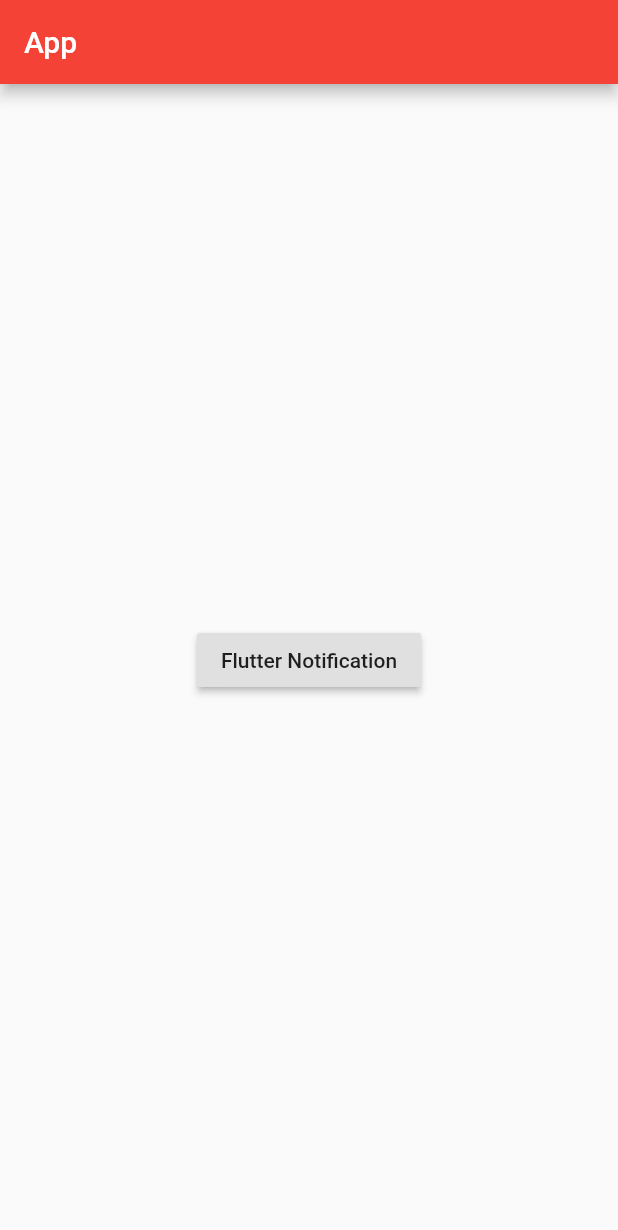
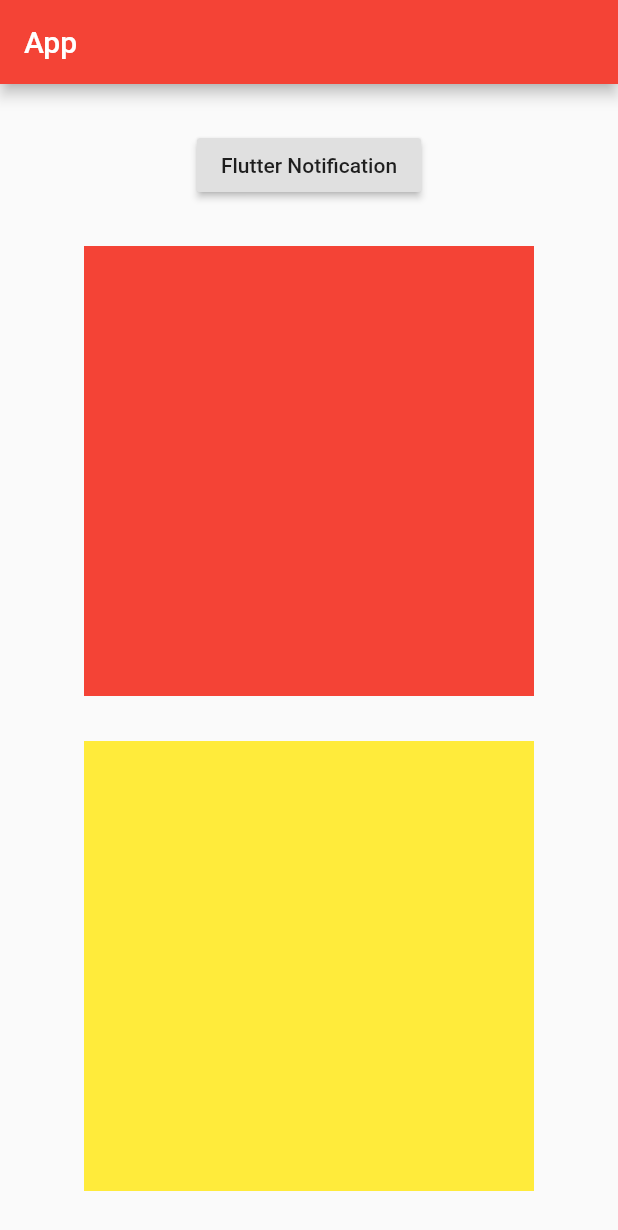
Before and after one commit to StorySurf/t_app, a Flutter app: the screen it shows after launch, after a tap on "Flutter Notification", on a phone screen of 412 x 824 dp. Shown: the top 1230 px of the screen. Run offline on Flutter 3.47's test engine with Material 2 defaults, Android fonts, the phone set to English and light mode, and no system bars; our stand-ins replace flutter_local_notifications, timezone.

Commit message:
Added scheduled notification

```diff
--- a/lib/main.dart
+++ b/lib/main.dart
@@ -1,5 +1,7 @@
 import 'package:flutter/material.dart';
 import 'package:flutter_local_notifications/flutter_local_notifications.dart';
+import 'package:timezone/data/latest.dart' as tz;
+import 'package:timezone/timezone.dart' as tz;
 
 void main() => runApp(
   MyApp()
@@ -40,20 +42,41 @@ class _HomePageState extends State<HomePage> {
     var iOSInitialize = IOSInitializationSettings();
     var initializationSettings = new InitializationSettings(android: androidInitialize, iOS: iOSInitialize);
     flutterNotification = new FlutterLocalNotificationsPlugin();
-    flutterNotification.initialize(initializationSettings, onSelectNotification: notificationSelected);
+    flutterNotification.initialize(initializationSettings, onSelectNotification: notificationSelected_1);
 
   }
 
-  Future _showNotification() async{
+  Future _showNotification(int i) async{
     var androidDetails = new AndroidNotificationDetails("Channel ID", "Rohan Samanta", "This is my channel", importance: Importance.max);
     var iOSDetails = IOSNotificationDetails();
     var generalNotificationDetails = new NotificationDetails(android: androidDetails, iOS: iOSDetails);
 
-    await flutterNotification.show(0, "Task", "You created a task", generalNotificationDetails);
+    // await flutterNotification.show(0, "Task", "You created a task", generalNotificationDetails);
+    var scheduledTime = DateTime.now().add(const Duration(seconds: 5));
+    tz.initializeTimeZones();
+    // tz.setLocalLocation(tz.getLocation('IN'));
+    for( var i = 0 ; i <= 1; i++ ) {
+      var k = i.toString();
+      await flutterNotification.zonedSchedule(
+          i,
+          'Checkout this story',
+          'Once upon a time...',
+          tz.TZDateTime.now(tz.local).add(const Duration(seconds: 5)),
+          generalNotificationDetails,
+          androidAllowWhileIdle: true,
+          uiLocalNotificationDateInterpretation:
+          UILocalNotificationDateInterpretation.absoluteTime,
+          payload: k);
+    }
+
   }
+  int index = 1;
 
   @override
   Widget build(BuildContext context) {
+
+    _showNotification(index);
+
     return Scaffold(
       appBar: AppBar(
         title: Text(
@@ -61,19 +84,88 @@ class _HomePageState extends State<HomePage> {
         ),
       ),
       body: Center(
-          child: RaisedButton(
-            onPressed: _showNotification,
-            child: Text("Flutter Notification"),
-          )
+          child: Column(
+              mainAxisAlignment: MainAxisAlignment.spaceEvenly,
+              children: [
+                RaisedButton(
+                  onPressed: () => _showNotification(index),
+                  child: Text("Flutter Notification"),
+                ),
+                InkWell(
+                  splashColor: Colors.blue.withAlpha(30),
+                  onTap: () {
+                    Navigator.push(
+                      context,
+                      MaterialPageRoute(builder: (context) => SecondRoute()),
+                    );
+                  },
+                  child: Container(width: 300, height: 300, color: Colors.red),
+                ),
+                InkWell(
+                  splashColor: Colors.blue.withAlpha(30),
+                  onTap: () {
+                    Navigator.push(
+                      context,
+                      MaterialPageRoute(builder: (context) => ThirdRoute()),
+                    );
+                  },
+                  child: Container(width: 300, height: 300, color: Colors.yellow),
+                ),
+              ],
+          ),
       ),
     );
   }
-  Future notificationSelected(String payload) async {
-    showDialog(context: context,
-    builder: (context) => AlertDialog(
-      content: Text("Notification clicked"),
-    ),
+  Future notificationSelected_1(String payload) async {
+    if(payload == "1"){
+      Navigator.push(
+        context,
+        MaterialPageRoute(builder: (context) => ThirdRoute()),
+      );
+    }
+    else{
+      Navigator.push(
+        context,
+        MaterialPageRoute(builder: (context) => SecondRoute()),
+      );
+    }
+
+  }
+
+  Future notificationSelected_2(String payload) async {
+    Navigator.push(
+      context,
+      MaterialPageRoute(builder: (context) => SecondRoute()),
     );
   }
 
+
 }
+
+class SecondRoute extends StatelessWidget {
+  @override
+  Widget build(BuildContext context) {
+    return Scaffold(
+      appBar: AppBar(
+        title: Text("Third Route"),
+      ),
+      body: Center(
+        child: Text("The turtle and the rabbit"),
+      ),
+    );
+  }
+}
+
+class ThirdRoute extends StatelessWidget {
+  @override
+  Widget build(BuildContext context) {
+    return Scaffold(
+      appBar: AppBar(
+        title: Text("Second Route"),
+      ),
+      body: Center(
+        child: Text("Penguin and the polar bear"),
+      ),
+    );
+  }
+}
```
